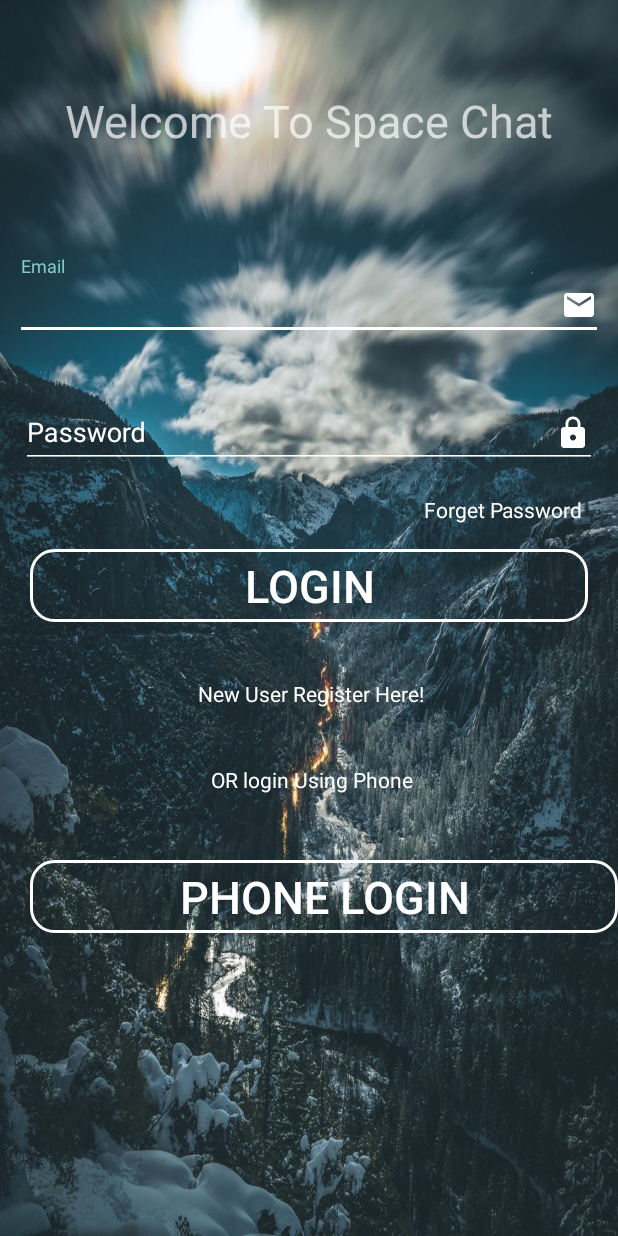
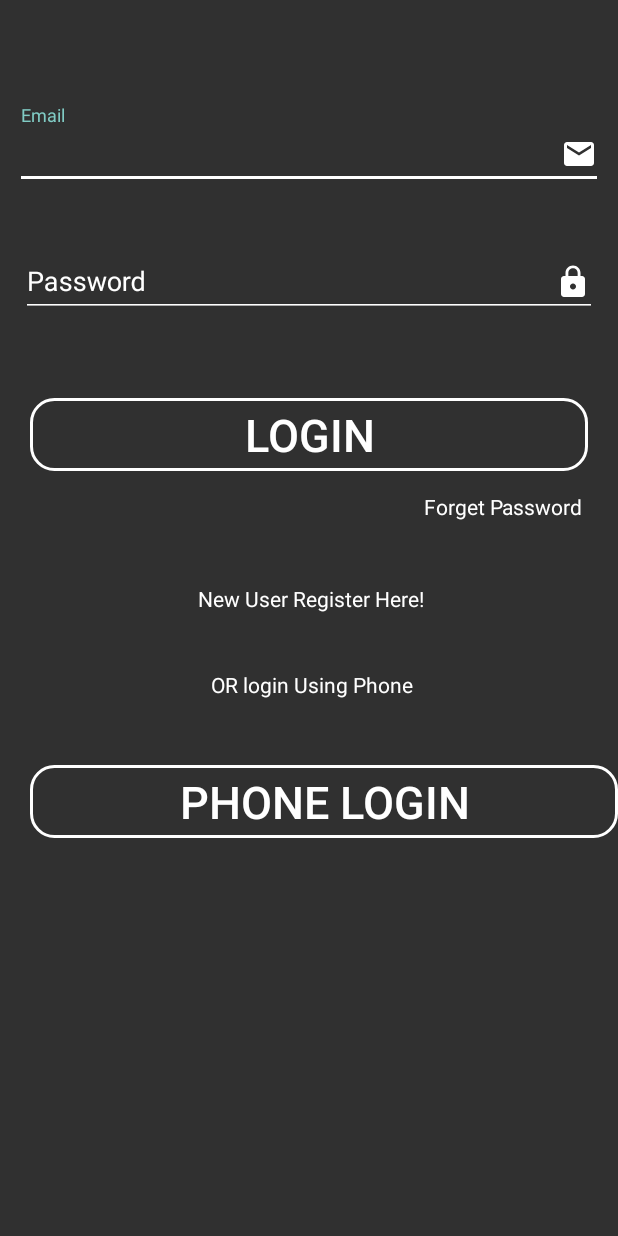
Before and after one commit to Shivamsharma21/Space_Chat, an Android app: the screen it shows after launch (login_Activity), on a phone screen of 412 x 824 dp. Run offline under Robolectric (Android 15) with nearby library versions, the phone set to English and light mode, and no system bars; our stand-ins replace Firebase (no records; nobody signed in at launch, a user with empty details on screens opened directly), Picasso; libraries missing offline, so code that uses them is left out: com.mikhaellopez.circularimageview; pictures from the network do not load; 1 statement that could not run was skipped.

Commit message:
login background,register background is removed.Layout is Updated in both background

```diff
--- a/app/src/main/res/layout/activity_login_.xml
+++ b/app/src/main/res/layout/activity_login_.xml
@@ -1,36 +1,27 @@
 <?xml version="1.0" encoding="utf-8"?>
-<RelativeLayout xmlns:android="http://schemas.android.com/apk/res/android"
+<LinearLayout xmlns:android="http://schemas.android.com/apk/res/android"
     xmlns:app="http://schemas.android.com/apk/res-auto"
     xmlns:tools="http://schemas.android.com/tools"
     android:layout_width="match_parent"
     android:layout_height="match_parent"
     tools:context=".login_Activity"
-    android:background="@drawable/mainbackground">
+    android:orientation="vertical"
+    >
 
     <ScrollView
         android:layout_width="match_parent"
         android:layout_height="match_parent">
 
-        <RelativeLayout
+        <LinearLayout
             android:layout_width="match_parent"
             android:layout_height="wrap_content"
+            android:orientation="vertical"
             >
-           <TextView
-               android:id="@+id/welcome_note"
-               android:layout_width="match_parent"
-               android:layout_height="wrap_content"
-               android:text="Welcome To Space Chat"
-               android:textSize="30sp"
-               android:textAlignment="center"
-               android:layout_marginTop="60dp">
-
-           </TextView>
 
             <com.google.android.material.textfield.TextInputLayout
                 android:id="@+id/login_email"
                 android:layout_width="match_parent"
                 android:layout_height="wrap_content"
-                android:layout_below="@id/welcome_note"
                 android:layout_alignParentStart="true"
                 android:layout_marginStart="10dp"
                 android:layout_marginEnd="10dp"
@@ -144,6 +135,6 @@
                 android:textSize="30sp">
 
             </Button>
-        </RelativeLayout>
+        </LinearLayout>
     </ScrollView>
-</RelativeLayout>
+</LinearLayout>
--- a/app/src/main/res/layout/activity_profile.xml
+++ b/app/src/main/res/layout/activity_profile.xml
@@ -4,7 +4,6 @@
     xmlns:tools="http://schemas.android.com/tools"
     android:layout_width="match_parent"
     android:layout_height="wrap_content"
-    android:background="@drawable/sunset_wall"
     tools:context=".ProfileActivity">
 
       <com.mikhaellopez.circularimageview.CircularImageView
```
Also changed, not shown: app/src/main/res/layout/activity_register_.xml (+7 -5 lines), 1 other file.
